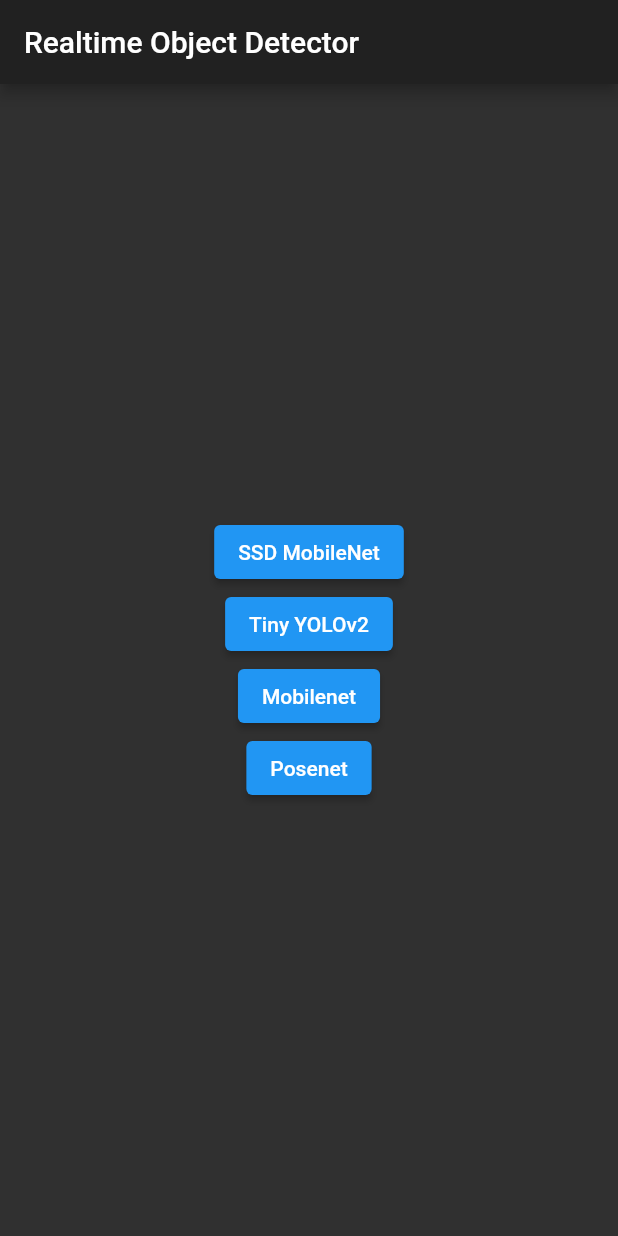
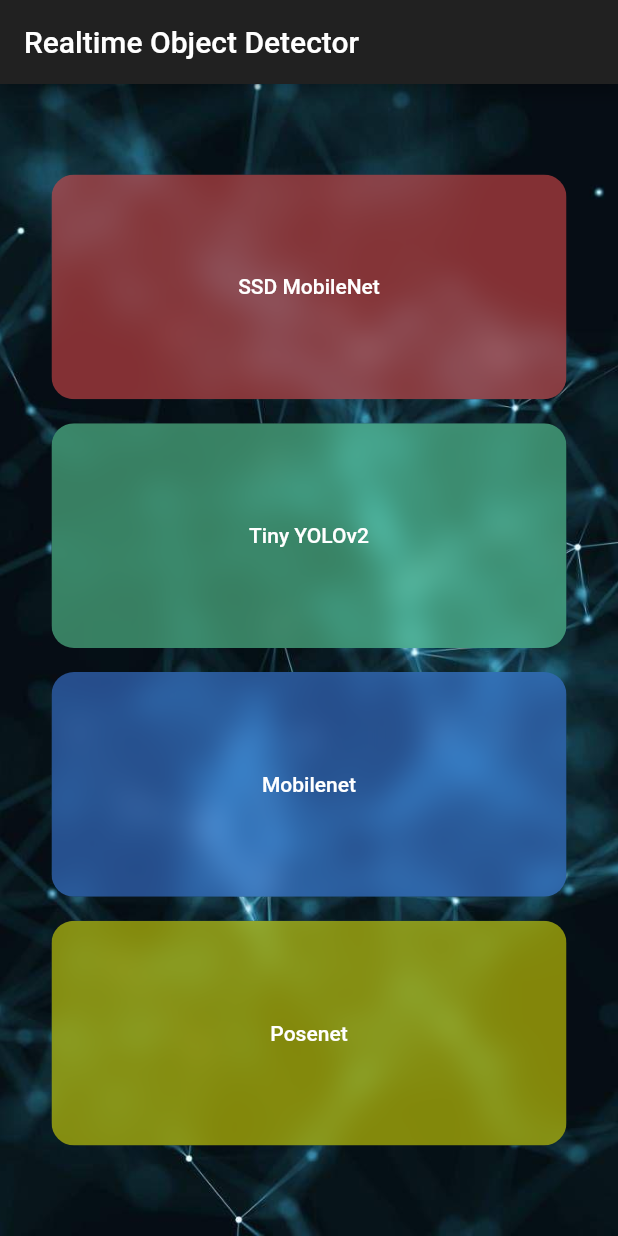
Before and after one commit to yatharth25/Realtime-Objec-Detection-Using-Flutter, a Flutter app: the screen it shows after launch, on a phone screen of 412 x 824 dp. Run offline on Flutter 3.47's test engine with Material 2 defaults, Android fonts, the phone set to English and light mode, and no system bars; our stand-ins replace camera; missing offline and left inert: tflite.

Commit message:
Added New HomeScreen

```diff
--- a/lib/home_screen.dart
+++ b/lib/home_screen.dart
@@ -1,3 +1,5 @@
+import 'dart:ui';
+
 import 'package:flutter/material.dart';
 import 'package:camera/camera.dart';
 import 'package:tflite/tflite.dart';
@@ -20,6 +22,7 @@ class _HomeScreenState extends State<HomeScreen> {
   List<dynamic>? _recognitions;
   int _imageHeight = 0;
   int _imageWidth = 0;
+  double opacityLevel = 1.0;
   String _model = "";
 
   @override
@@ -70,6 +73,10 @@ class _HomeScreenState extends State<HomeScreen> {
     });
   }
 
+  changeOpacity() {
+    setState(() => opacityLevel = opacityLevel == 0 ? 1.0 : 0.25);
+  }
+
   @override
   Widget build(BuildContext context) {
     Size screen = MediaQuery.of(context).size;
@@ -79,25 +86,99 @@ class _HomeScreenState extends State<HomeScreen> {
       ),
       body: _model == ""
           ? Container(
+              constraints: BoxConstraints.expand(),
+              decoration: BoxDecoration(
+                image: DecorationImage(
+                  image: AssetImage("assets/Background3.jpg"),
+                  fit: BoxFit.cover,
+                ),
+              ),
               alignment: Alignment.center,
               child: Column(
                 mainAxisAlignment: MainAxisAlignment.center,
                 children: <Widget>[
-                  ElevatedButton(
-                    child: const Text('SSD MobileNet'),
-                    onPressed: () => onSelectModel(ssd),
+                  Padding(
+                    padding: const EdgeInsets.all(8.0),
+                    child: ClipRRect(
+                      borderRadius: BorderRadius.circular(15.0),
+                      child: BackdropFilter(
+                          filter: ImageFilter.blur(sigmaX: 10.0, sigmaY: 10.0),
+                          child: Container(
+                            height: MediaQuery.of(context).size.height / 5.5,
+                            width: MediaQuery.of(context).size.width / 1.2,
+                            color: Colors.redAccent.withOpacity(0.5),
+                            child: TextButton(
+                              child: const Text(
+                                'SSD MobileNet',
+                                style: TextStyle(color: Colors.white),
+                              ),
+                              onPressed: () => onSelectModel(ssd),
+                            ),
+                          )),
+                    ),
                   ),
-                  ElevatedButton(
-                    child: const Text("Tiny YOLOv2"),
-                    onPressed: () => onSelectModel(yolo),
+                  Padding(
+                    padding: const EdgeInsets.all(8.0),
+                    child: ClipRRect(
+                      borderRadius: BorderRadius.circular(15.0),
+                      child: BackdropFilter(
+                        filter: ImageFilter.blur(sigmaX: 10.0, sigmaY: 10.0),
+                        child: Container(
+                          height: MediaQuery.of(context).size.height / 5.5,
+                          width: MediaQuery.of(context).size.width / 1.2,
+                          color: Colors.greenAccent.withOpacity(0.5),
+                          child: TextButton(
+                            child: const Text(
+                              "Tiny YOLOv2",
+                              style: TextStyle(color: Colors.white),
+                            ),
+                            onPressed: () => onSelectModel(yolo),
+                          ),
+                        ),
+                      ),
+                    ),
                   ),
-                  ElevatedButton(
-                    child: const Text("Mobilenet"),
-                    onPressed: () => onSelectModel(mobilenet),
+                  Padding(
+                    padding: const EdgeInsets.all(8.0),
+                    child: ClipRRect(
+                      borderRadius: BorderRadius.circular(15.0),
+                      child: BackdropFilter(
+                        filter: ImageFilter.blur(sigmaX: 10.0, sigmaY: 10.0),
+                        child: Container(
+                          height: MediaQuery.of(context).size.height / 5.5,
+                          width: MediaQuery.of(context).size.width / 1.2,
+                          color: Colors.blueAccent.withOpacity(0.5),
+                          child: TextButton(
+                            child: const Text(
+                              "Mobilenet",
+                              style: TextStyle(color: Colors.white),
+                            ),
+                            onPressed: () => onSelectModel(mobilenet),
+                          ),
+                        ),
+                      ),
+                    ),
                   ),
-                  ElevatedButton(
-                    child: const Text("Posenet"),
-                    onPressed: () => onSelectModel(posenet),
+                  Padding(
+                    padding: const EdgeInsets.all(8.0),
+                    child: ClipRRect(
+                      borderRadius: BorderRadius.circular(15.0),
+                      child: BackdropFilter(
+                        filter: ImageFilter.blur(sigmaX: 10.0, sigmaY: 10.0),
+                        child: Container(
+                          height: MediaQuery.of(context).size.height / 5.5,
+                          width: MediaQuery.of(context).size.width / 1.2,
+                          color: Colors.yellowAccent.withOpacity(0.5),
+                          child: TextButton(
+                            child: const Text(
+                              "Posenet",
+                              style: TextStyle(color: Colors.white),
+                            ),
+                            onPressed: () => onSelectModel(posenet),
+                          ),
+                        ),
+                      ),
+                    ),
                   ),
                 ],
               ),
--- a/pubspec.yaml
+++ b/pubspec.yaml
@@ -54,6 +54,7 @@ flutter:
    - assets/mobilenet_v1_1.0_224.tflite
    - assets/mobilenet_v1_1.0_224.txt
    - assets/posenet_mv1_075_float_from_checkpoints.tflite
+   - assets/Background3.jpg
 
   # An image asset can refer to one or more resolution-specific "variants", see
   # https://flutter.io/assets-and-images/#resolution-aware.
```
Also changed, not shown: assets/Background3.jpg (added), lib/main.dart (line endings or trailing spaces), 8 other files.
